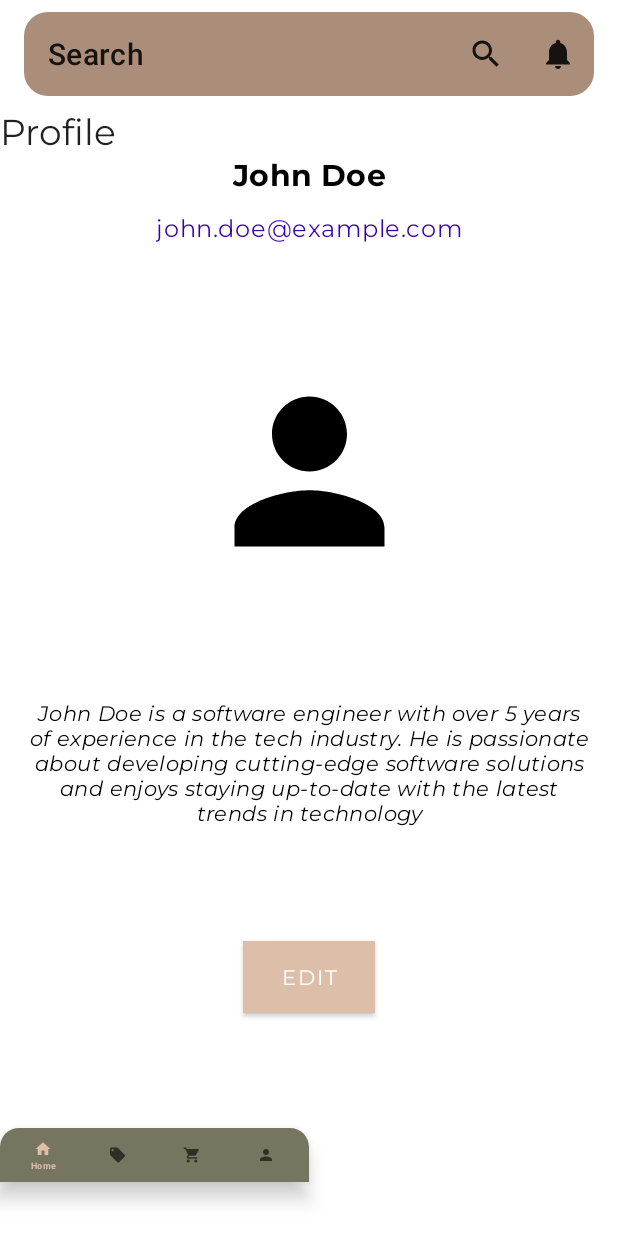
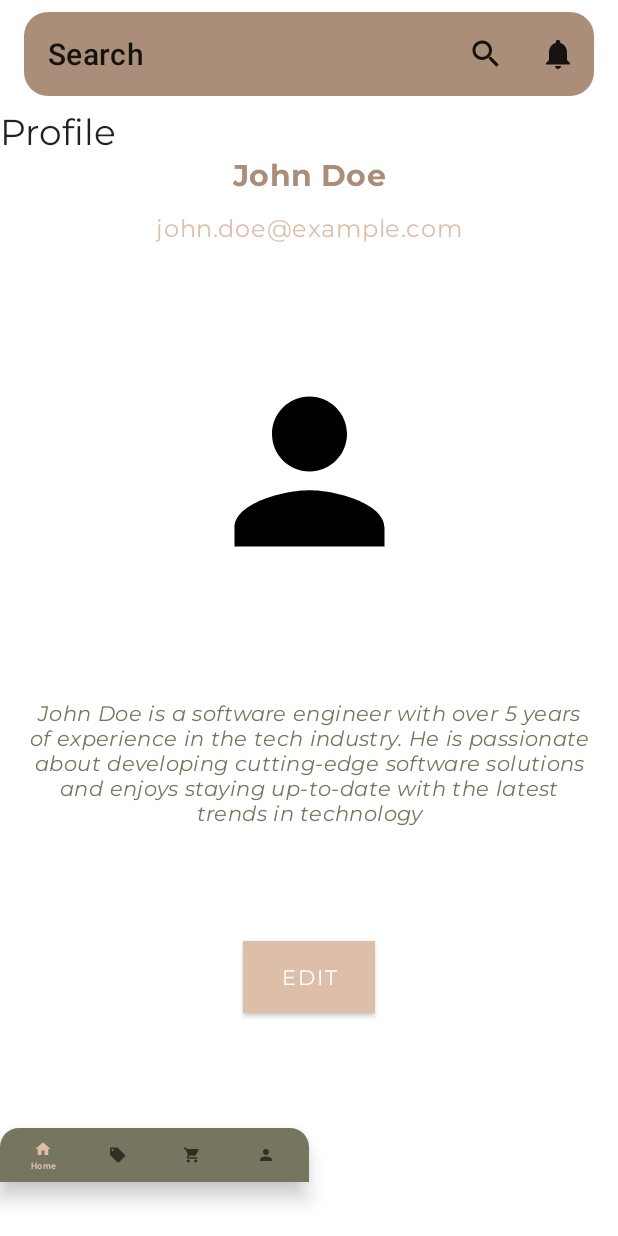
Before and after one commit to DaveDeveloper117/Kital, an Android app: the fragment ProfileFragment placed in its activity, on a phone screen of 412 x 824 dp. Run offline under Robolectric (Android 15) with nearby library versions, the light colour scheme and no system bars.

Commit message:
img screen add

```diff
--- a/app/src/main/res/layout/fragment_profile.xml
+++ b/app/src/main/res/layout/fragment_profile.xml
@@ -24,7 +24,7 @@
         android:layout_height="wrap_content"
         android:text="John Doe"
         android:textAppearance="?attr/textAppearanceHeadline6"
-        android:textColor="@color/black"
+        android:textColor="@color/primaryDarkColor"
         android:textStyle="bold"
         android:fontFamily="@font/montserrat_bold"
         app:layout_constraintEnd_toEndOf="parent"
@@ -39,7 +39,7 @@
         android:fontFamily="@font/montserrat_regular"
         android:text="john.doe@example.com"
         android:textAppearance="?attr/textAppearanceBody1"
-        android:textColor="?attr/colorPrimaryDark"
+        android:textColor="@color/primaryColor"
         app:layout_constraintEnd_toEndOf="@+id/textViewName"
         app:layout_constraintHorizontal_bias="0.506"
         app:layout_constraintStart_toStartOf="@+id/textViewName"
@@ -66,7 +66,7 @@
         android:gravity="center"
         android:text="John Doe is a software engineer with over 5 years of experience in the tech industry. He is passionate about developing cutting-edge software solutions and enjoys staying up-to-date with the latest trends in technology"
         android:textAppearance="?attr/textAppearanceBody2"
-        android:textColor="@color/black"
+        android:textColor="@color/secondaryDarkColor"
         app:layout_constraintBottom_toTopOf="@+id/buttonEdit"
         app:layout_constraintEnd_toEndOf="parent"
         app:layout_constraintStart_toStartOf="parent"
```
Also changed, not shown: 5 other files.
